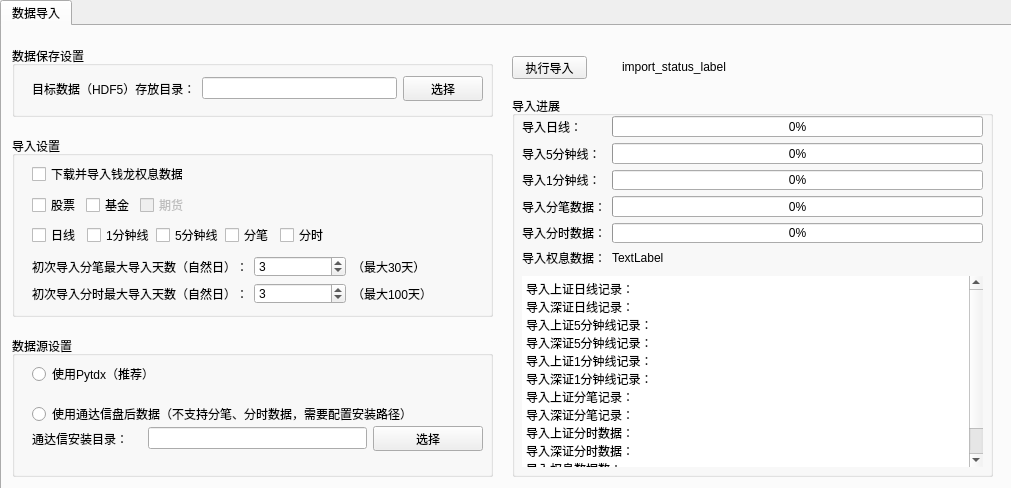
Before: the Qt Designer form hikyuu_python/tools/maintain/MainWindow.ui in fasiondog/hikyuu, drawn with Qt 5.
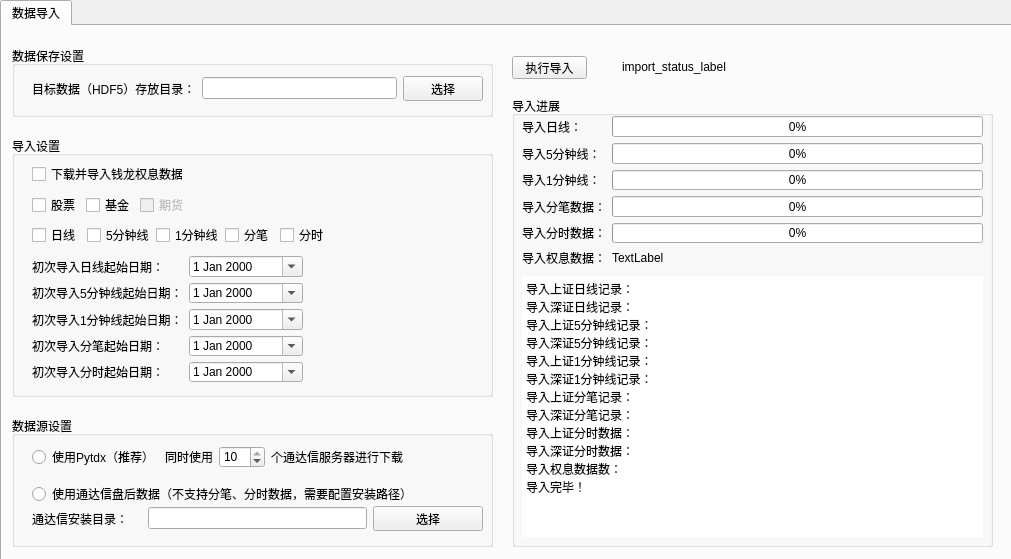
After: the same form once the commit is applied.

What changed in the file:
```diff
--- a/hikyuu_python/tools/maintain/MainWindow.ui
+++ b/hikyuu_python/tools/maintain/MainWindow.ui
@@ -7,7 +7,7 @@
     <x>0</x>
     <y>0</y>
     <width>1011</width>
-    <height>488</height>
+    <height>559</height>
    </rect>
   </property>
   <property name="windowTitle">
@@ -47,9 +47,9 @@
       <property name="geometry">
        <rect>
         <x>10</x>
-        <y>310</y>
+        <y>390</y>
         <width>481</width>
-        <height>141</height>
+        <height>131</height>
        </rect>
       </property>
       <property name="title">
@@ -90,22 +90,6 @@
         </item>
        </layout>
       </widget>
-      <widget class="QRadioButton" name="pytdx_radioButton">
-       <property name="enabled">
-        <bool>true</bool>
-       </property>
-       <property name="geometry">
-        <rect>
-         <x>20</x>
-         <y>30</y>
-         <width>125</width>
-         <height>16</height>
-        </rect>
-       </property>
-       <property name="text">
-        <string>使用Pytdx（推荐）</string>
-       </property>
-      </widget>
       <widget class="QRadioButton" name="tdx_radioButton">
        <property name="geometry">
         <rect>
@@ -119,6 +103,55 @@
         <string>使用通达信盘后数据（不支持分笔、分时数据，需要配置安装路径）</string>
        </property>
       </widget>
+      <widget class="QWidget" name="layoutWidget">
+       <property name="geometry">
+        <rect>
+         <x>20</x>
+         <y>30</y>
+         <width>371</width>
+         <height>22</height>
+        </rect>
+       </property>
+       <layout class="QHBoxLayout" name="horizontalLayout">
+        <item>
+         <widget class="QRadioButton" name="pytdx_radioButton">
+          <property name="enabled">
+           <bool>true</bool>
+          </property>
+          <property name="text">
+           <string>使用Pytdx（推荐）</string>
+          </property>
+         </widget>
+        </item>
+        <item>
+         <widget class="QLabel" name="label_16">
+          <property name="text">
+           <string>同时使用</string>
+          </property>
+         </widget>
+        </item>
+        <item>
+         <widget class="QSpinBox" name="use_tdx_number_spinBox">
+          <property name="minimum">
+           <number>1</number>
+          </property>
+          <property name="maximum">
+           <number>10</number>
+          </property>
+          <property name="value">
+           <number>10</number>
+          </property>
+         </widget>
+        </item>
+        <item>
+         <widget class="QLabel" name="label_17">
+          <property name="text">
+           <string>个通达信服务器进行下载</string>
+          </property>
+         </widget>
+        </item>
+       </layout>
+      </widget>
      </widget>
      <widget class="QGroupBox" name="groupBox_3">
       <property name="geometry">
@@ -168,7 +201,7 @@
         <x>510</x>
         <y>70</y>
         <width>481</width>
-        <height>381</height>
+        <height>451</height>
        </rect>
       </property>
       <property name="title">
@@ -276,7 +309,7 @@
          <x>10</x>
          <y>180</y>
          <width>461</width>
-         <height>191</height>
+         <height>261</height>
         </rect>
        </property>
        <property name="frameShape">
@@ -311,7 +344,7 @@
         <x>10</x>
         <y>110</y>
         <width>481</width>
-        <height>181</height>
+        <height>261</height>
        </rect>
       </property>
       <property name="title">
@@ -370,13 +403,6 @@
           </property>
          </widget>
         </item>
-        <item>
-         <widget class="QCheckBox" name="import_min_checkBox">
-          <property name="text">
-           <string>1分钟线</string>
-          </property>
-         </widget>
-        </item>
         <item>
          <widget class="QCheckBox" name="import_min5_checkBox">
           <property name="text">
@@ -384,6 +410,13 @@
           </property>
          </widget>
         </item>
+        <item>
+         <widget class="QCheckBox" name="import_min_checkBox">
+          <property name="text">
+           <string>1分钟线</string>
+          </property>
+         </widget>
+        </item>
         <item>
          <widget class="QCheckBox" name="import_trans_checkBox">
           <property name="enabled">
@@ -424,65 +457,98 @@
         <rect>
          <x>20</x>
          <y>120</y>
-         <width>411</width>
-         <height>48</height>
+         <width>271</width>
+         <height>126</height>
         </rect>
        </property>
        <layout class="QGridLayout" name="gridLayout_4">
-        <item row="0" column="1">
-         <widget class="QSpinBox" name="trans_max_days_spinBox">
-          <property name="minimum">
-           <number>1</number>
-          </property>
-          <property name="maximum">
-           <number>30</number>
-          </property>
-          <property name="value">
-           <number>3</number>
-          </property>
-          <property name="displayIntegerBase">
-           <number>7</number>
+        <item row="2" column="0">
+         <widget class="QLabel" name="label_15">
+          <property name="text">
+           <string>初次导入1分钟线起始日期：</string>
           </property>
          </widget>
         </item>
         <item row="1" column="0">
+         <widget class="QLabel" name="label_10">
+          <property name="text">
+           <string>初次导入5分钟线起始日期：</string>
+          </property>
+         </widget>
+        </item>
+        <item row="0" column="0">
+         <widget class="QLabel" name="label_3">
+          <property name="text">
+           <string>初次导入日线起始日期：</string>
+          </property>
+         </widget>
+        </item>
+        <item row="2" column="1">
+         <widget class="QDateEdit" name="min_start_dateEdit">
+          <property name="calendarPopup">
+           <bool>true</bool>
+          </property>
+         </widget>
+        </item>
+        <item row="1" column="1">
+         <widget class="QDateEdit" name="min5_start_dateEdit">
+          <property name="minimumDateTime">
+           <datetime>
+            <hour>0</hour>
+            <minute>0</minute>
+            <second>0</second>
+            <year>1990</year>
+            <month>1</month>
+            <day>1</day>
+           </datetime>
+          </property>
+          <property name="calendarPopup">
+           <bool>true</bool>
+          </property>
+         </widget>
+        </item>
+        <item row="4" column="0">
          <widget class="QLabel" name="label_7">
           <property name="text">
-           <string>初次导入分时最大导入天数（自然日）：</string>
+           <string>初次导入分时起始日期：</string>
           </property>
          </widget>
         </item>
-        <item row="1" column="1">
-         <widget class="QSpinBox" name="time_max_days_spinBox">
-          <property name="minimum">
-           <number>1</number>
-          </property>
-          <property name="maximum">
-           <number>100</number>
-          </property>
-          <property name="value">
-           <number>3</number>
-          </property>
-         </widget>
-        </item>
-        <item row="0" column="0">
+        <item row="3" column="0">
          <widget class="QLabel" name="label_6">
           <property name="text">
-           <string>初次导入分笔最大导入天数（自然日）：</string>
+           <string>初次导入分笔起始日期：</string>
           </property>
          </widget>
         </item>
-        <item row="0" column="2">
-         <widget class="QLabel" name="label_11">
-          <property name="text">
-           <string>（最大30天）</string>
+        <item row="0" column="1">
+         <widget class="QDateEdit" name="day_start_dateEdit">
+          <property name="minimumDateTime">
+           <datetime>
+            <hour>0</hour>
+            <minute>0</minute>
+            <second>0</second>
+            <year>1990</year>
+            <month>1</month>
+            <day>1</day>
+           </datetime>
           </property>
+          <property name="calendarPopup">
+           <bool>true</bool>
+          </property>
          </widget>
         </item>
-        <item row="1" column="2">
-         <widget class="QLabel" name="label_13">
-          <property name="text">
-           <string>（最大100天）</string>
+        <item row="3" column="1">
+         <widget class="QDateEdit" name="trans_start_dateEdit">
+          <property name="calendarPopup">
+           <bool>true</bool>
+          </property>
+         </widget>
+        </item>
+        <item row="4" column="1">
+         <widget class="QDateEdit" name="time_start_dateEdit">
+          <property name="calendarPopup">
+           <bool>true</bool>
           </property>
          </widget>
         </item>
```
